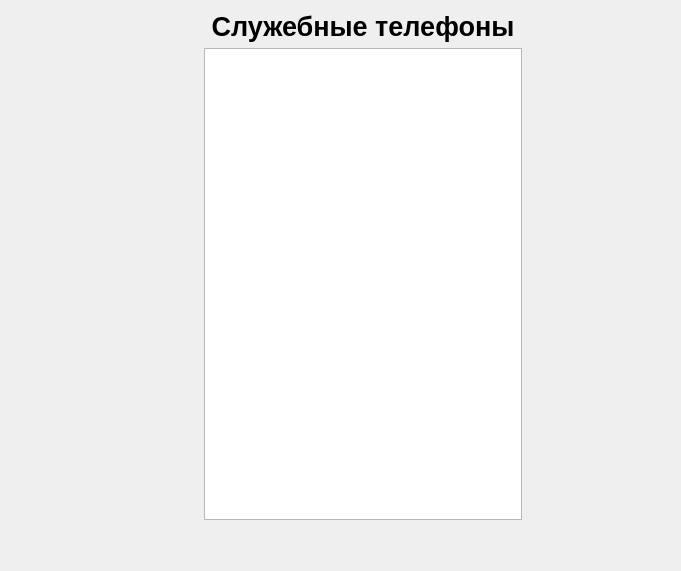
The window that officialtelephones.ui (Yavlados/VKR) describes before a commit, drawn with Qt 5.
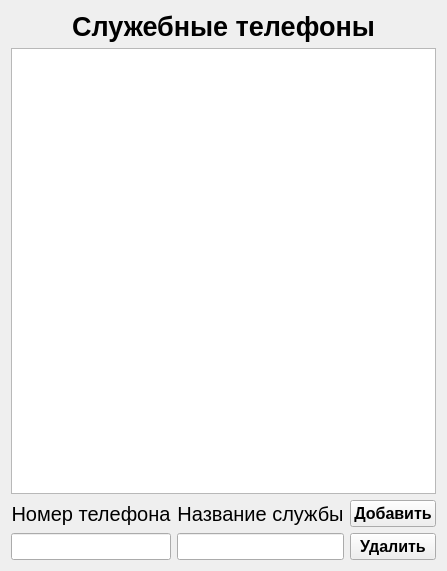
The same window after the commit.

The edit to the form file:
```diff
--- a/officialtelephones.ui
+++ b/officialtelephones.ui
@@ -6,7 +6,7 @@
    <rect>
     <x>0</x>
     <y>0</y>
-    <width>681</width>
+    <width>446</width>
     <height>571</height>
    </rect>
   </property>
@@ -17,7 +17,7 @@
    <bool>true</bool>
   </property>
   <layout class="QGridLayout" name="gridLayout">
-   <item row="0" column="1" rowspan="2">
+   <item row="0" column="0">
     <layout class="QVBoxLayout" name="verticalLayout">
      <item>
       <widget class="QLabel" name="label">
@@ -49,53 +49,104 @@
      </item>
     </layout>
    </item>
-   <item row="1" column="2">
-    <spacer name="horizontalSpacer">
-     <property name="orientation">
-      <enum>Qt::Horizontal</enum>
-     </property>
-     <property name="sizeType">
-      <enum>QSizePolicy::Minimum</enum>
-     </property>
-     <property name="sizeHint" stdset="0">
-      <size>
-       <width>148</width>
-       <height>20</height>
-      </size>
-     </property>
-    </spacer>
-   </item>
-   <item row="2" column="1">
-    <spacer name="verticalSpacer">
-     <property name="orientation">
-      <enum>Qt::Vertical</enum>
-     </property>
-     <property name="sizeType">
-      <enum>QSizePolicy::Minimum</enum>
-     </property>
-     <property name="sizeHint" stdset="0">
-      <size>
-       <width>20</width>
-       <height>40</height>
-      </size>
-     </property>
-    </spacer>
-   </item>
    <item row="1" column="0">
-    <spacer name="horizontalSpacer_2">
-     <property name="orientation">
-      <enum>Qt::Horizontal</enum>
-     </property>
-     <property name="sizeType">
-      <enum>QSizePolicy::Minimum</enum>
-     </property>
-     <property name="sizeHint" stdset="0">
-      <size>
-       <width>193</width>
-       <height>20</height>
-      </size>
-     </property>
-    </spacer>
+    <layout class="QHBoxLayout" name="horizontalLayout">
+     <item>
+      <layout class="QVBoxLayout" name="verticalLayout_2">
+       <item>
+        <widget class="QLabel" name="label_2">
+         <property name="font">
+          <font>
+           <pointsize>15</pointsize>
+          </font>
+         </property>
+         <property name="text">
+          <string>Номер телефона</string>
+         </property>
+         <property name="alignment">
+          <set>Qt::AlignCenter</set>
+         </property>
+        </widget>
+       </item>
+       <item>
+        <widget class="QLineEdit" name="le_tel_num">
+         <property name="font">
+          <font>
+           <pointsize>12</pointsize>
+          </font>
+         </property>
+        </widget>
+       </item>
+      </layout>
+     </item>
+     <item>
+      <layout class="QVBoxLayout" name="verticalLayout_3">
+       <item>
+        <widget class="QLabel" name="label_3">
+         <property name="font">
+          <font>
+           <pointsize>15</pointsize>
+          </font>
+         </property>
+         <property name="text">
+          <string>Название службы</string>
+         </property>
+         <property name="alignment">
+          <set>Qt::AlignCenter</set>
+         </property>
+        </widget>
+       </item>
+       <item>
+        <widget class="QLineEdit" name="le_service_name">
+         <property name="font">
+          <font>
+           <pointsize>12</pointsize>
+          </font>
+         </property>
+        </widget>
+       </item>
+      </layout>
+     </item>
+     <item>
+      <layout class="QVBoxLayout" name="verticalLayout_4">
+       <item>
+        <widget class="QPushButton" name="pushButton">
+         <property name="sizePolicy">
+          <sizepolicy hsizetype="Minimum" vsizetype="Minimum">
+           <horstretch>0</horstretch>
+           <verstretch>0</verstretch>
+          </sizepolicy>
+         </property>
+         <property name="font">
+          <font>
+           <pointsize>12</pointsize>
+           <weight>75</weight>
+           <italic>false</italic>
+           <bold>true</bold>
+          </font>
+         </property>
+         <property name="text">
+          <string>Добавить</string>
+         </property>
+        </widget>
+       </item>
+       <item>
+        <widget class="QPushButton" name="pushButton_2">
+         <property name="font">
+          <font>
+           <pointsize>12</pointsize>
+           <weight>75</weight>
+           <bold>true</bold>
+          </font>
+         </property>
+         <property name="text">
+          <string>Удалить</string>
+         </property>
+        </widget>
+       </item>
+      </layout>
+     </item>
+    </layout>
    </item>
   </layout>
  </widget>
```
